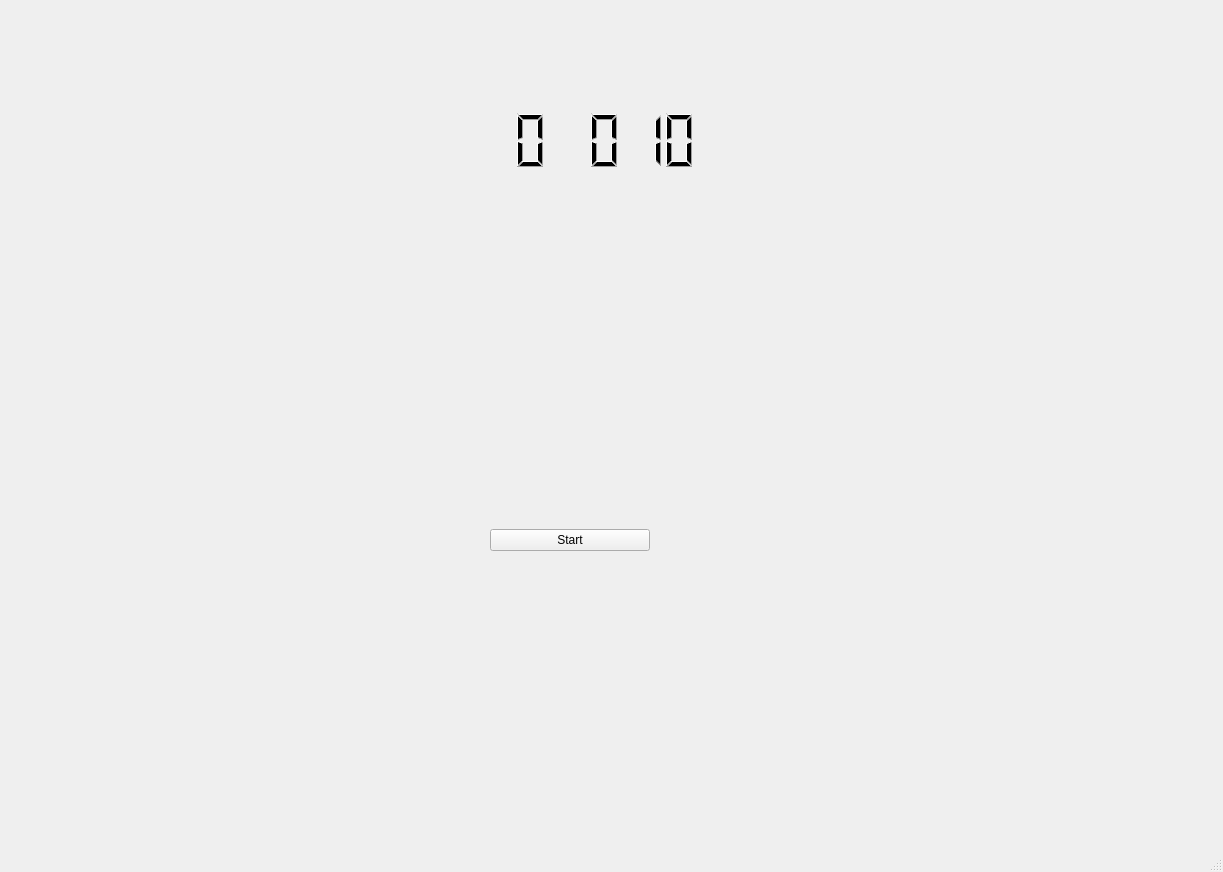
This is Puzzme/mainwindow.ui in p-wojt/PuzzMe as Qt 5 draws it before an edit. The edited form follows.
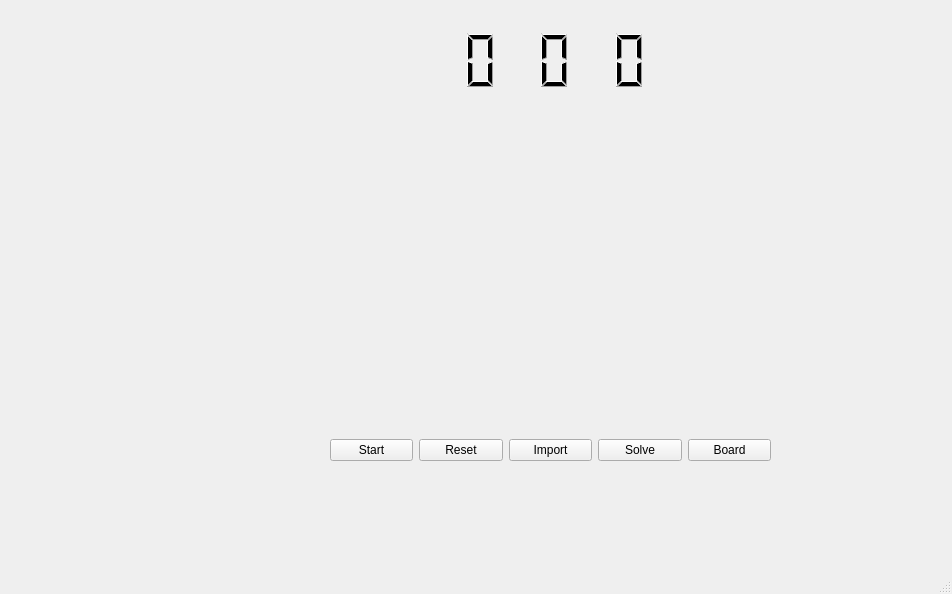
This is the edited form.

Commit message: timer & buttons

Diff of the .ui file:
```diff
--- a/Puzzme/mainwindow.ui
+++ b/Puzzme/mainwindow.ui
@@ -6,36 +6,48 @@
    <rect>
     <x>0</x>
     <y>0</y>
-    <width>1223</width>
-    <height>872</height>
+    <width>952</width>
+    <height>594</height>
    </rect>
   </property>
   <property name="windowTitle">
    <string>MainWindow</string>
   </property>
+  <property name="autoFillBackground">
+   <bool>false</bool>
+  </property>
+  <property name="documentMode">
+   <bool>false</bool>
+  </property>
+  <property name="tabShape">
+   <enum>QTabWidget::Rounded</enum>
+  </property>
+  <property name="dockOptions">
+   <set>QMainWindow::AllowTabbedDocks|QMainWindow::AnimatedDocks</set>
+  </property>
   <widget class="QWidget" name="centralwidget">
    <widget class="QWidget" name="horizontalLayoutWidget">
     <property name="geometry">
      <rect>
-      <x>480</x>
-      <y>100</y>
+      <x>430</x>
+      <y>20</y>
       <width>218</width>
       <height>80</height>
      </rect>
     </property>
     <layout class="QHBoxLayout" name="TimerBox">
+     <item>
+      <widget class="QLCDNumber" name="Hours">
+       <property name="frameShape">
+        <enum>QFrame::NoFrame</enum>
+       </property>
+       <property name="digitCount">
+        <number>2</number>
+       </property>
+      </widget>
+     </item>
      <item>
       <widget class="QLCDNumber" name="Minutes">
-       <property name="frameShape">
-        <enum>QFrame::NoFrame</enum>
-       </property>
-       <property name="digitCount">
-        <number>2</number>
-       </property>
-      </widget>
-     </item>
-     <item>
-      <widget class="QLCDNumber" name="Seconds">
        <property name="mouseTracking">
         <bool>false</bool>
        </property>
@@ -51,10 +63,19 @@
       </widget>
      </item>
      <item>
-      <widget class="QLCDNumber" name="MiliSeconds">
+      <widget class="QLCDNumber" name="Seconds">
+       <property name="autoFillBackground">
+        <bool>false</bool>
+       </property>
        <property name="frameShape">
         <enum>QFrame::NoFrame</enum>
        </property>
+       <property name="lineWidth">
+        <number>1</number>
+       </property>
+       <property name="midLineWidth">
+        <number>0</number>
+       </property>
        <property name="smallDecimalPoint">
         <bool>false</bool>
        </property>
@@ -65,7 +86,10 @@
         <enum>QLCDNumber::Filled</enum>
        </property>
        <property name="value" stdset="0">
-        <double>10.000000000000000</double>
+        <double>0.000000000000000</double>
+       </property>
+       <property name="intValue" stdset="0">
+        <number>0</number>
        </property>
       </widget>
      </item>
@@ -74,9 +98,9 @@
    <widget class="QWidget" name="horizontalLayoutWidget_2">
     <property name="geometry">
      <rect>
-      <x>490</x>
-      <y>500</y>
-      <width>160</width>
+      <x>330</x>
+      <y>410</y>
+      <width>441</width>
       <height>80</height>
      </rect>
     </property>
@@ -88,6 +112,34 @@
        </property>
       </widget>
      </item>
+     <item>
+      <widget class="QPushButton" name="resetButton">
+       <property name="text">
+        <string>Reset</string>
+       </property>
+      </widget>
+     </item>
+     <item>
+      <widget class="QPushButton" name="importButton">
+       <property name="text">
+        <string>Import</string>
+       </property>
+      </widget>
+     </item>
+     <item>
+      <widget class="QPushButton" name="solveButton">
+       <property name="text">
+        <string>Solve</string>
+       </property>
+      </widget>
+     </item>
+     <item>
+      <widget class="QPushButton" name="boardButton">
+       <property name="text">
+        <string>Board</string>
+       </property>
+      </widget>
+     </item>
     </layout>
    </widget>
   </widget>
```
Left out of the diff: 22 changed lines with no effect on the pictures. The commit also changes 10 other files.
